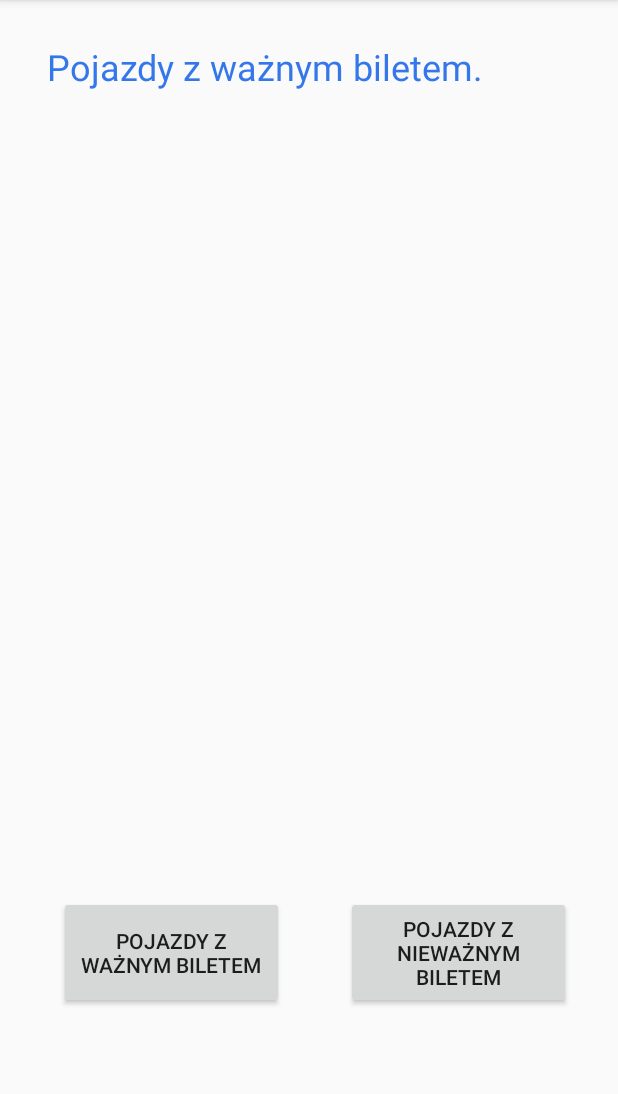
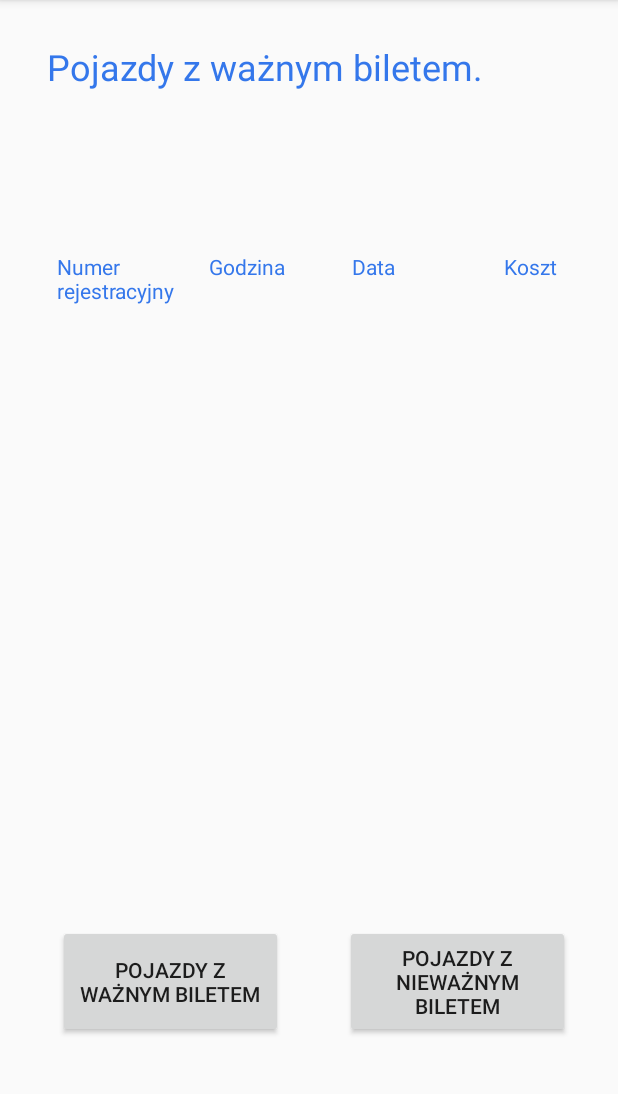
Before and after one commit to michalpolec/Parkomat, an Android app: the AdminScreen screen opened directly, with no data from a screen before it, after a tap on "POJAZDY Z WAŻNYM BILETEM", on a phone screen of 412 x 824 dp, the part 84-1178 px from its top. Run offline under Robolectric (Android 15) with nearby library versions, the phone set to English and light mode, and no system bars.

Commit message:
Tabela działa tak tak

```diff
--- a/app/src/main/java/com/example/parkomat/AdminScreen.java
+++ b/app/src/main/java/com/example/parkomat/AdminScreen.java
@@ -33,7 +33,7 @@ public class AdminScreen extends AppCompatActivity {
         validVehicle.setOnClickListener(new View.OnClickListener() {
             @Override
             public void onClick(View v) {
-                tableWithVehicles.clearDisappearingChildren();
+                cleanTable(tableWithVehicles);
                 titleOfTable.setText("Pojazdy z ważnym biletem.");
                 if (!LoginActivity.vehiclesWithValidTicket.isEmpty()) {
                     for (Vehicle vehicle : LoginActivity.vehiclesWithValidTicket) {
@@ -72,7 +72,7 @@ public class AdminScreen extends AppCompatActivity {
         invalidVehicle.setOnClickListener(new View.OnClickListener() {
             @Override
             public void onClick(View v) {
-                tableWithVehicles.clearDisappearingChildren();
+                cleanTable(tableWithVehicles);
                 titleOfTable.setText("Pojazdy z nieważnym biletem.");
                 if (!LoginActivity.vehiclesWithInvalidTicket.isEmpty()) {
                     for (Vehicle vehicle : LoginActivity.vehiclesWithInvalidTicket) {
@@ -109,5 +109,11 @@ public class AdminScreen extends AppCompatActivity {
         });
 
     }
+    private void cleanTable(TableLayout table) {
+        int childCount = table.getChildCount();
 
+        if (childCount > 1) {
+            table.removeViews(0, childCount);
+        }
+    }
 }
--- a/app/src/main/res/layout/activity_admin_screen.xml
+++ b/app/src/main/res/layout/activity_admin_screen.xml
@@ -13,10 +13,10 @@
         android:text="Pojazdy z ważnym biletem"
         app:layout_constraintBottom_toBottomOf="parent"
         app:layout_constraintEnd_toEndOf="parent"
-        app:layout_constraintHorizontal_bias="0.149"
+        app:layout_constraintHorizontal_bias="0.148"
         app:layout_constraintStart_toStartOf="parent"
         app:layout_constraintTop_toTopOf="parent"
-        app:layout_constraintVertical_bias="0.862" />
+        app:layout_constraintVertical_bias="0.89" />
 
     <Button
         android:id="@+id/invalidVehicle"
@@ -25,10 +25,10 @@
         android:text="Pojazdy z nieważnym biletem"
         app:layout_constraintBottom_toBottomOf="parent"
         app:layout_constraintEnd_toEndOf="parent"
-        app:layout_constraintHorizontal_bias="0.881"
+        app:layout_constraintHorizontal_bias="0.877"
         app:layout_constraintStart_toStartOf="parent"
         app:layout_constraintTop_toTopOf="parent"
-        app:layout_constraintVertical_bias="0.862" />
+        app:layout_constraintVertical_bias="0.89" />
 
     <TextView
         android:id="@+id/titleOfTable"
@@ -42,15 +42,68 @@
         app:layout_constraintStart_toStartOf="parent"
         app:layout_constraintTop_toTopOf="parent" />
 
-    <TableLayout
-        android:id="@+id/table_layout"
-        android:layout_width="377dp"
-        android:layout_height="449dp"
+    <ScrollView
+        android:id="@+id/scrollView3"
+        android:layout_width="342dp"
+        android:layout_height="261dp"
         app:layout_constraintBottom_toBottomOf="parent"
         app:layout_constraintEnd_toEndOf="parent"
-        app:layout_constraintHorizontal_bias="0.529"
+        app:layout_constraintHorizontal_bias="0.557"
         app:layout_constraintStart_toStartOf="parent"
         app:layout_constraintTop_toTopOf="parent"
-        app:layout_constraintVertical_bias="0.308"/>
+        app:layout_constraintVertical_bias="0.444">
+
+        <LinearLayout
+            android:layout_width="match_parent"
+            android:layout_height="wrap_content"
+            android:orientation="vertical">
+
+            <TableLayout
+                android:id="@+id/table_layout"
+                android:layout_width="400dp"
+                android:layout_height="match_parent" />
+        </LinearLayout>
+    </ScrollView>
+
+    <TableRow
+        android:layout_width="337dp"
+        android:layout_height="38dp"
+        app:layout_constraintBottom_toTopOf="@+id/scrollView3"
+        app:layout_constraintEnd_toEndOf="parent"
+        app:layout_constraintHorizontal_bias="0.506"
+        app:layout_constraintStart_toStartOf="parent"
+        app:layout_constraintTop_toBottomOf="@+id/titleOfTable"
+        app:layout_constraintVertical_bias="0.843" >
+
+        <TextView
+            android:id="@+id/textView12"
+            android:layout_width="101dp"
+            android:layout_height="wrap_content"
+            android:text="Numer rejestracyjny"
+            android:textColor="#3477EB" />
+
+        <TextView
+            android:id="@+id/textView16"
+            android:layout_width="95dp"
+            android:layout_height="match_parent"
+            android:text="Godzina"
+            android:textAllCaps="false"
+            android:textColor="#3477EB" />
+
+        <TextView
+            android:id="@+id/textView17"
+            android:layout_width="101dp"
+            android:layout_height="match_parent"
+            android:text="Data"
+            android:textColor="#3477EB" />
+
+        <TextView
+            android:id="@+id/textView18"
+            android:layout_width="wrap_content"
+            android:layout_height="match_parent"
+            android:text="Koszt"
+            android:textColor="#3477EB" />
+    </TableRow>
+
 
 </androidx.constraintlayout.widget.ConstraintLayout>
```
